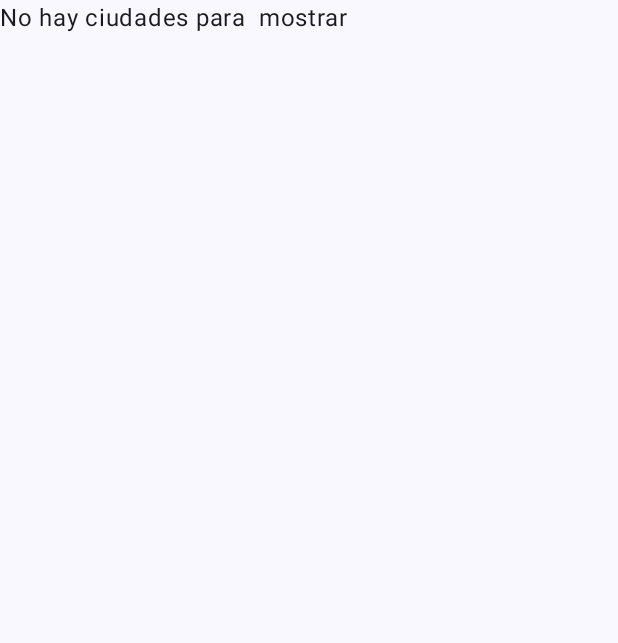
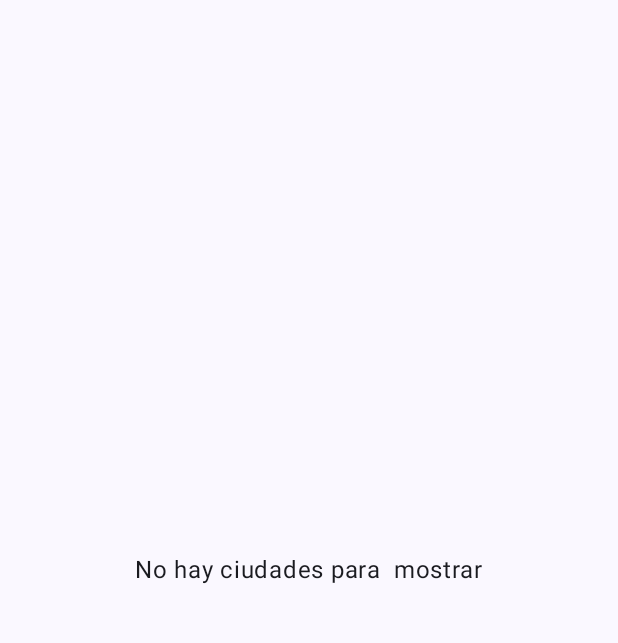
Before and after one commit to casanasjesus/weather_app_istea, an Android app built with Jetpack Compose: the screen it shows after launch (MainActivity), on a phone screen of 412 x 824 dp, the part 96-739 px from its top. Run offline under Robolectric (Android 15) with nearby library versions, the phone set to English and light mode, and no system bars.

Commit message:
maquetado mensajes estados

```diff
--- a/app/src/main/java/com/example/weather_application_istea/ciudades/CiudadesView.kt
+++ b/app/src/main/java/com/example/weather_application_istea/ciudades/CiudadesView.kt
@@ -2,8 +2,10 @@ package com.example.weather_application_istea.ciudades
 
 import androidx.compose.foundation.clickable
 import androidx.compose.foundation.layout.Arrangement
+import androidx.compose.foundation.layout.Box
 import androidx.compose.foundation.layout.Column
 import androidx.compose.foundation.layout.PaddingValues
+import androidx.compose.foundation.layout.fillMaxHeight
 import androidx.compose.foundation.layout.fillMaxWidth
 import androidx.compose.foundation.layout.padding
 import androidx.compose.foundation.lazy.LazyColumn
@@ -16,6 +18,7 @@ import androidx.compose.material3.Text
 import androidx.compose.material3.TopAppBar
 import androidx.compose.material3.TopAppBarDefaults
 import androidx.compose.runtime.Composable
+import androidx.compose.ui.Alignment
 import androidx.compose.ui.Modifier
 import androidx.compose.ui.tooling.preview.Preview
 import com.example.weather_application_istea.Ciudad
@@ -42,9 +45,9 @@ fun CiudadesView(
     ) { padding ->
         Column(modifier = Modifier.padding(padding)) {
             when(estado) {
-                CiudadesEstado.Cargando -> Text("Cargando lista de ciudades")
-                CiudadesEstado.Vacio -> Text("No hay ciudades para  mostrar")
-                is CiudadesEstado.Error -> Text("Ocurrió un error al cargar las ciudades")
+                CiudadesEstado.Cargando -> CargandoCiudadesView()
+                CiudadesEstado.Vacio -> VacioCiudadesView()
+                is CiudadesEstado.Error -> ErrorCiudadesView()
                 is CiudadesEstado.Resultado -> ResultadoCiudadesView(
                     listaCiudades = estado.listaDeCiudades,
                     onAction = onAction
@@ -52,6 +55,36 @@ fun CiudadesView(
             }
         }
     }
+}
+
+@Composable
+fun MessageBoxView(
+    modifier: Modifier = Modifier,
+    message: String
+) {
+    Box(
+        modifier
+            .fillMaxWidth()
+            .fillMaxHeight(),
+        contentAlignment = Alignment.Center
+    ) {
+        Text(message)
+    }
+}
+
+@Composable
+fun CargandoCiudadesView() {
+    MessageBoxView(message = "Cargando lista de ciudades")
+}
+
+@Composable
+fun VacioCiudadesView() {
+    MessageBoxView(message = "No hay ciudades para  mostrar")
+}
+
+@Composable
+fun ErrorCiudadesView() {
+    MessageBoxView(message = "Ocurrió un error al cargar las ciudades")
 }
 
 @Composable
```
